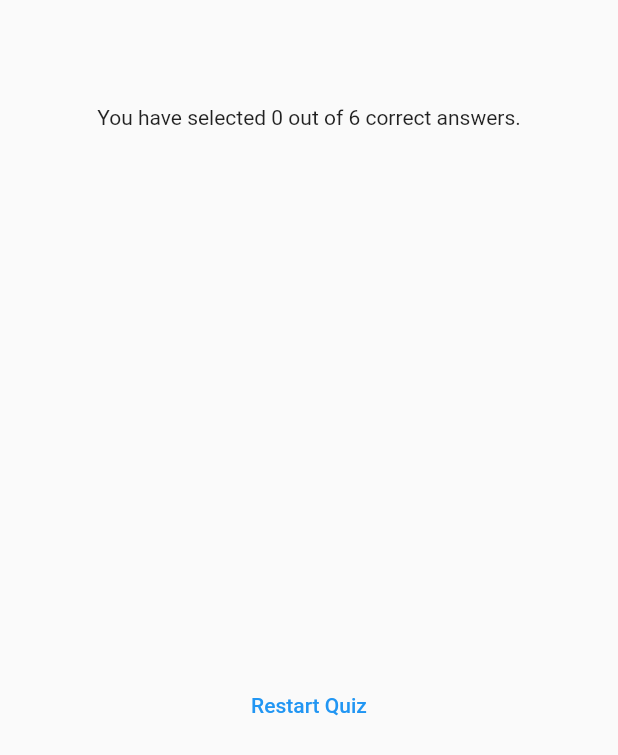
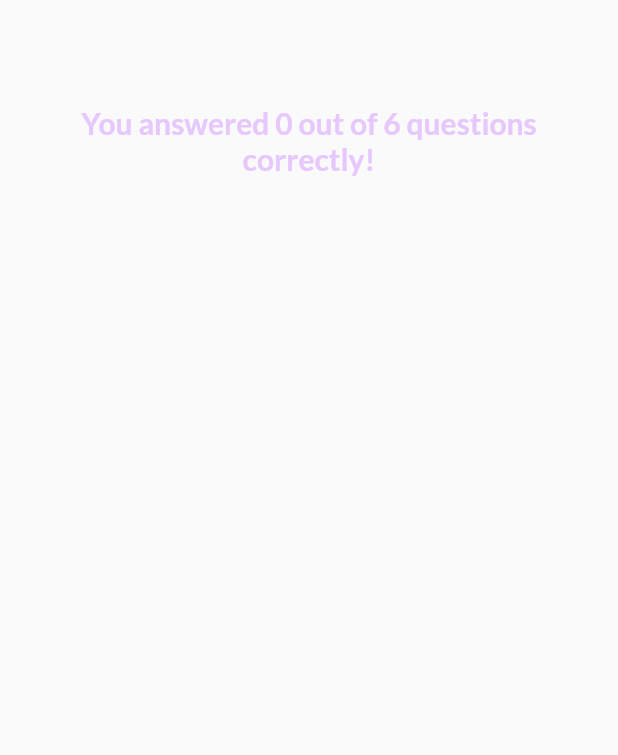
Before and after one commit to RastogiNishant/Flutter-Advance, a Flutter app: the ResultsScreen widget shown alone on an empty page, opened directly with empty values, on a phone screen of 412 x 824 dp. Shown: the top 755 px of the screen. Run offline on Flutter 3.47's test engine with Material 2 defaults, Android fonts, the phone set to English and light mode, and no system bars; our stand-ins replace google_fonts.

Commit message:
Styling Result Screen

```diff
--- a/lib/results_screen.dart
+++ b/lib/results_screen.dart
@@ -1,6 +1,7 @@
 import 'package:adv_basics/data/questions.dart';
 import 'package:adv_basics/questions_summary.dart';
 import 'package:flutter/material.dart';
+import 'package:google_fonts/google_fonts.dart';
 
 class ResultsScreen extends StatelessWidget {
   const ResultsScreen(
@@ -41,7 +42,13 @@ class ResultsScreen extends StatelessWidget {
               height: 30,
             ),
             Text(
-                'You have selected $numCorrectQuestions out of $numTotalQuestions correct answers.'),
+              'You answered $numCorrectQuestions out of $numTotalQuestions questions correctly!',
+              style: GoogleFonts.lato(
+                  color: const Color.fromARGB(255, 230, 200, 253),
+                  fontSize: 20,
+                  fontWeight: FontWeight.bold),
+              textAlign: TextAlign.center,
+            ),
             const SizedBox(
               height: 30,
             ),
@@ -49,10 +56,13 @@ class ResultsScreen extends StatelessWidget {
             const SizedBox(
               height: 30,
             ),
-            TextButton(
-              onPressed: onRestartQuiz,
-              child: const Text('Restart Quiz'),
-            ),
+            TextButton.icon(
+                onPressed: onRestartQuiz,
+                icon: const Icon(Icons.refresh),
+                style: OutlinedButton.styleFrom(
+                  foregroundColor: Colors.white,
+                ),
+                label: const Text('Restart Quiz')),
           ],
         ),
       ),
```
Also changed, not shown: lib/questions_summary.dart (+49 -5 lines).
